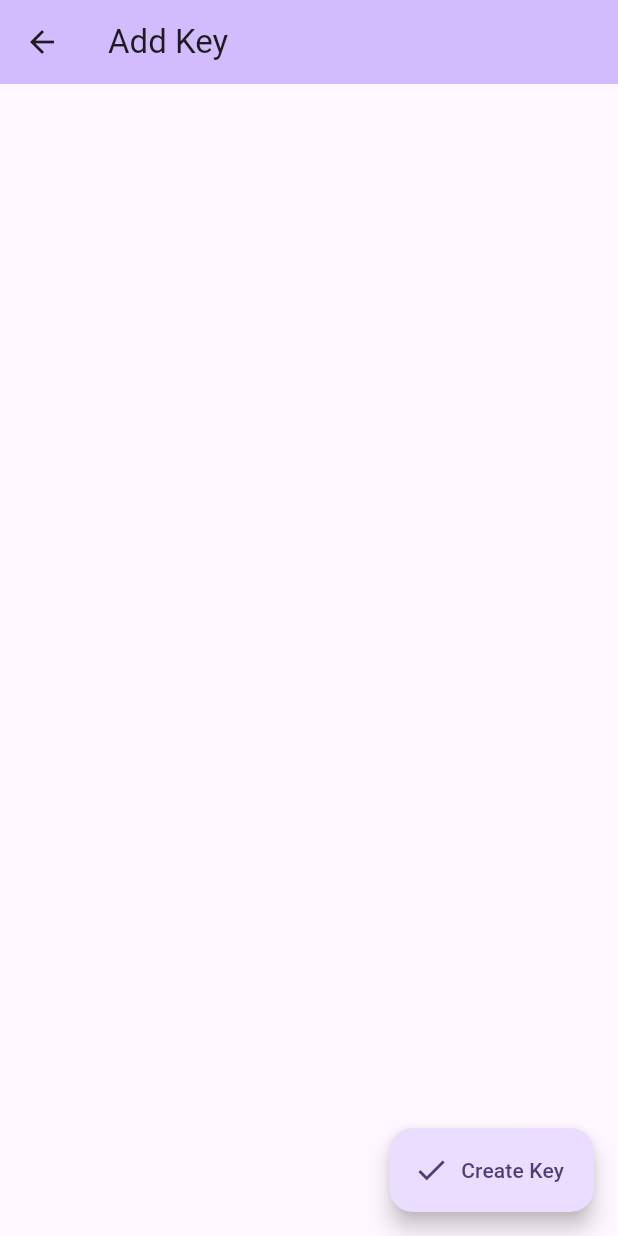
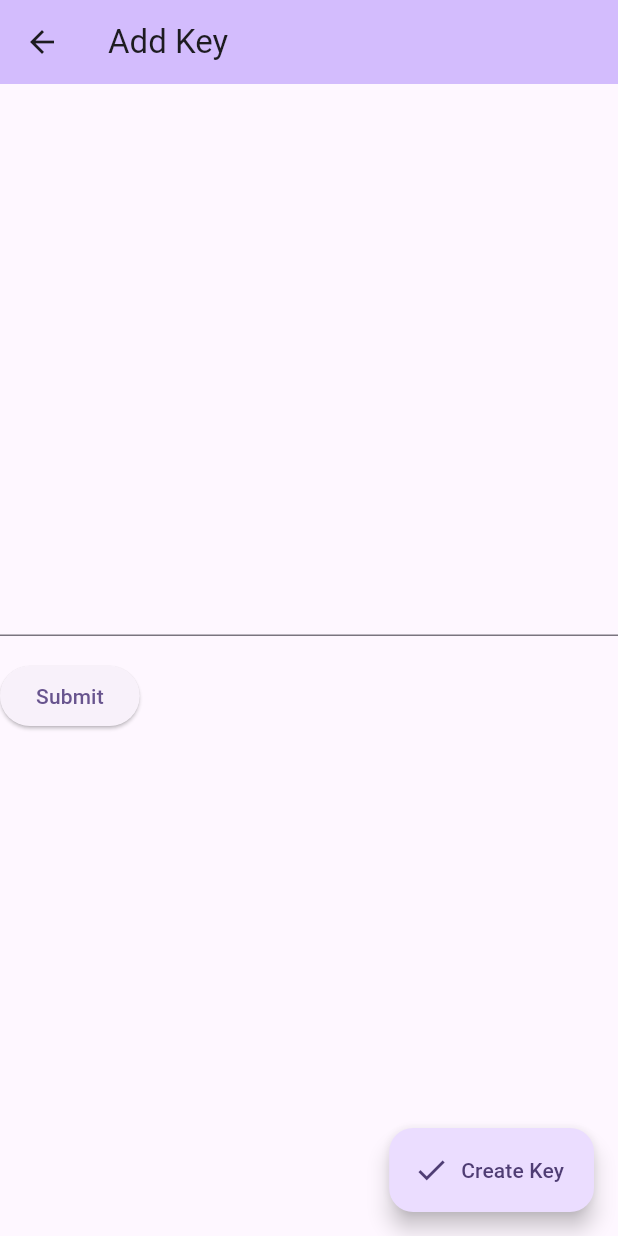
Before and after one commit to srukelman/rfidApp, a Flutter app: the AddKey screen opened directly, on a phone screen of 412 x 824 dp. Run offline on Flutter 3.47's test engine with Material 2 defaults, Android fonts, the phone set to English and light mode, and no system bars.

Commit message:
created new key form to get name of new keys

```diff
--- a/rfid_app/lib/addKey.dart
+++ b/rfid_app/lib/addKey.dart
@@ -1,4 +1,6 @@
 import 'package:flutter/material.dart';
+
+import 'newKeyForm.dart';
 
 class AddKey extends StatefulWidget{
   const AddKey({super.key});
@@ -14,6 +16,10 @@
         backgroundColor: Theme.of(context).colorScheme.inversePrimary,
         title: Text('Add Key')
       ),
+      body: Center(
+          child:
+              NewKeyForm()
+      ),
       floatingActionButton: FloatingActionButton.extended(
         onPressed: (){
           Navigator.pop(context);
--- /dev/null
+++ b/rfid_app/lib/newKeyForm.dart
@@ -0,0 +1,50 @@
+import 'package:flutter/material.dart';
+
+class NewKeyForm extends StatefulWidget{
+  const NewKeyForm({super.key});
+
+  @override
+  NewKeyFormState createState(){
+    return NewKeyFormState();
+  }
+}
+
+class NewKeyFormState extends State<NewKeyForm>{
+  final _formKey = GlobalKey<FormState>();
+  @override
+  Widget build(BuildContext context){
+    return Form(
+      key: _formKey,
+      child: Column(
+        crossAxisAlignment: CrossAxisAlignment.start,
+        mainAxisAlignment: MainAxisAlignment.center,
+        children: [
+          TextFormField(
+            validator: (value){
+              if(value == null || value.isEmpty){
+                return 'Please Enter A Name';
+              }
+              return null;
+            }
+          ),
+        Padding(
+          padding: EdgeInsets.symmetric(vertical: 16),
+            child: ElevatedButton(
+            onPressed: () {
+            // Validate returns true if the form is valid, or false otherwise.
+            if (_formKey.currentState!.validate()) {
+            // If the form is valid, display a snackbar. In the real world,
+            // you'd often call a server or save the information in a database.
+              ScaffoldMessenger.of(context).showSnackBar(
+              SnackBar(content: Text('Processing Data')),
+              );
+            }
+          },
+          child: Text('Submit'),
+            ),
+        ),
+        ]
+      )
+    );
+  }
+}
--- a/rfid_app/pubspec.yaml
+++ b/rfid_app/pubspec.yaml
@@ -30,7 +30,7 @@
 dependencies:
   flutter:
     sdk: flutter
-
+  flutter_nfc_kit: ^3.3.3
 
   # The following adds the Cupertino Icons font to your application.
   # Use with the CupertinoIcons class for iOS style icons.
@@ -46,6 +46,7 @@
   # package. See that file for information about deactivating specific lint
   # rules and activating additional ones.
   flutter_lints: ^2.0.0
+
 
 # For information on the generic Dart part of this file, see the
 # following page: https://dart.dev/tools/pub/pubspec
```
Also changed, not shown: rfid_app/pubspec.lock, 1 other file.
